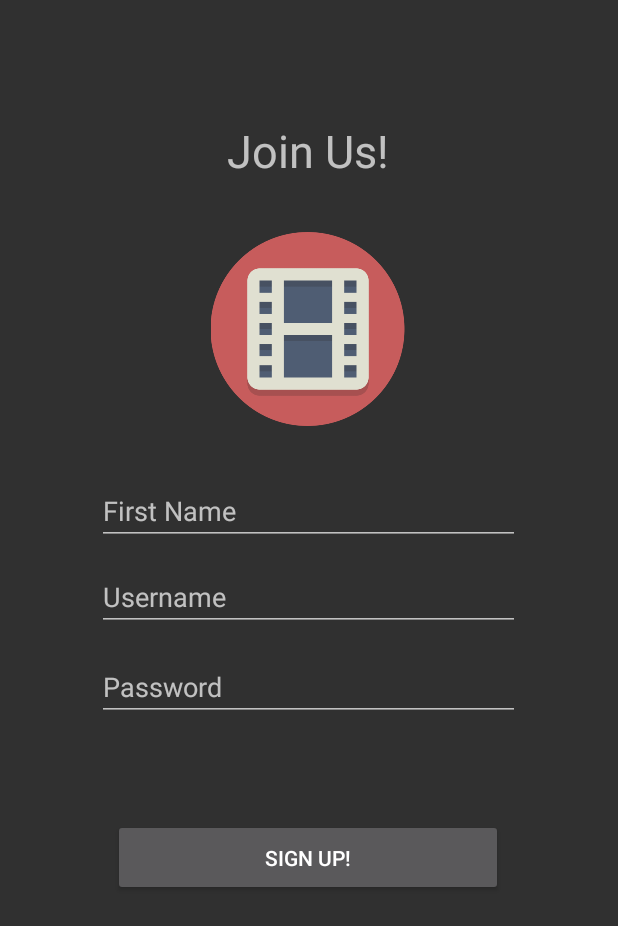
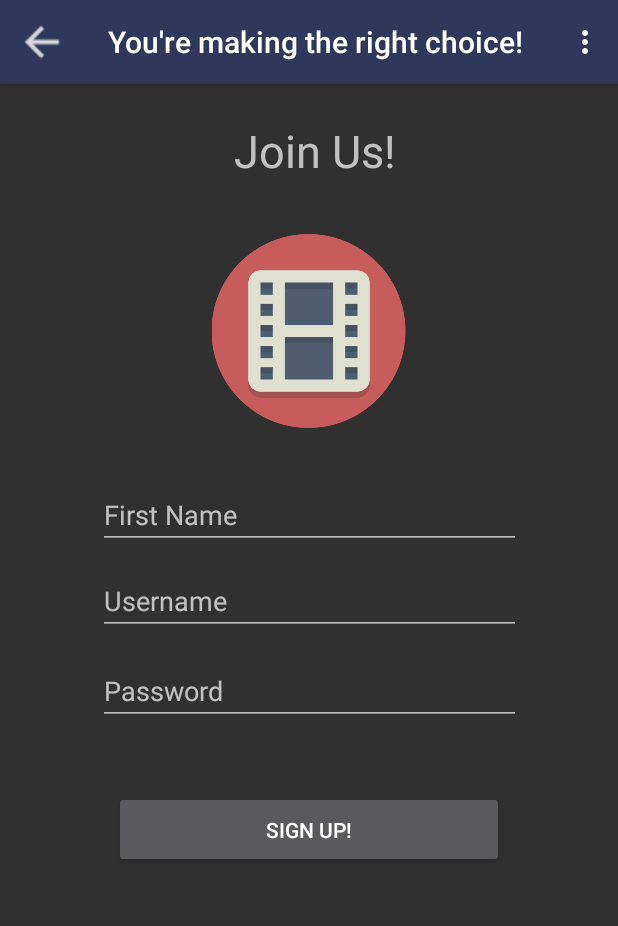
Before and after one commit to compcold/WhatMovieToday, an Android app: the MainActivity screen opened directly, with no data from a screen before it, after a tap on "Create an Account", on a phone screen of 412 x 824 dp. Shown: the top 926 px of the screen. Run offline under Robolectric (Android 15) with nearby library versions, the phone set to English and light mode, and no system bars; our stand-ins replace Room's generated code.

Commit message:
fuck this shit

```diff
--- a/app/src/main/java/com/example/whatmovietoday/Favorite.java
+++ b/app/src/main/java/com/example/whatmovietoday/Favorite.java
@@ -41,6 +41,7 @@ public class Favorite extends AppCompatActivity {
         toolbar = findViewById(R.id.toolbar);
         toolbar.setNavigationIcon(R.drawable.ic_action_back);
         setSupportActionBar(toolbar);
+        getSupportActionBar().setTitle("Favorites");
         if (getSupportActionBar() != null){
             getSupportActionBar().setDisplayHomeAsUpEnabled(true);
             getSupportActionBar().setDisplayShowHomeEnabled(true);
--- a/app/src/main/java/com/example/whatmovietoday/MainActivity.java
+++ b/app/src/main/java/com/example/whatmovietoday/MainActivity.java
@@ -30,7 +30,6 @@ import java.util.List;
  * This MainActivity houses the main menu and login/signup
  * functionality. It also holds all the setting button
  * properties.
- *
  */
 public class MainActivity extends AppCompatActivity {
 
@@ -163,6 +162,11 @@ public class MainActivity extends AppCompatActivity {
         txtPasswordSign = findViewById(R.id.txtPassword);
         txtSignup = findViewById(R.id.txtSignup);
 
+        toolbar = findViewById(R.id.toolbar);
+        setSupportActionBar(toolbar);
+        setSupportActionBar(toolbar);
+        getSupportActionBar().setTitle("Welcome!");
+
         btnLogin.setOnClickListener(new View.OnClickListener() {
             @Override
             public void onClick(View v) {
@@ -205,6 +209,16 @@ public class MainActivity extends AppCompatActivity {
         txtNick = findViewById(R.id.txtNick);
         txtUsernameSign = findViewById(R.id.txtUsername);
         txtPasswordSign = findViewById(R.id.txtPassword);
+
+        toolbar = findViewById(R.id.toolbar);
+        toolbar.setNavigationIcon(R.drawable.ic_action_back);
+
+        setSupportActionBar(toolbar);
+        getSupportActionBar().setTitle("You're making the right choice!");
+        if (getSupportActionBar() != null){
+            getSupportActionBar().setDisplayHomeAsUpEnabled(true);
+            getSupportActionBar().setDisplayShowHomeEnabled(true);
+        }
 
         btnSignUp.setOnClickListener(new View.OnClickListener() {
             public void onClick(View v) {
@@ -282,7 +296,6 @@ public class MainActivity extends AppCompatActivity {
 
     @Override
     public boolean onCreateOptionsMenu(Menu menu) {
-        // Inflate the menu; this adds items to the action bar if it is present.
         getMenuInflater().inflate(R.menu.menu_main, menu);
         return true;
     }
@@ -293,6 +306,7 @@ public class MainActivity extends AppCompatActivity {
         int id = item.getItemId();
 
         if (id == R.id.action_logout) {
+            if(activeUser != null ) {
                 //Set last login to 0
                 uDao.removeLogin(activeUser.username);
                 activeUser = null;
@@ -300,6 +314,23 @@ public class MainActivity extends AppCompatActivity {
                 setContentView(R.layout.activity_login);
                 setupLogin();
             }
+            else {
+                finish();
+                System.exit(0);
+            }
+        }
         return super.onOptionsItemSelected(item);
     }
+
+    @Override
+    public void onBackPressed(){
+        String s = this.findViewById(android.R.id.content).toString();
+        System.out.println(s);
+        if (s.equals("activity_signup")){
+            setContentView(R.layout.activity_login);
         }
+        else {
+            super.onBackPressed();
+        }
+    }
+}
--- a/app/src/main/res/layout/activity_signup.xml
+++ b/app/src/main/res/layout/activity_signup.xml
@@ -1,37 +1,75 @@
 <?xml version="1.0" encoding="utf-8"?>
-<androidx.constraintlayout.widget.ConstraintLayout xmlns:android="http://schemas.android.com/apk/res/android"
+<androidx.coordinatorlayout.widget.CoordinatorLayout xmlns:android="http://schemas.android.com/apk/res/android"
     xmlns:app="http://schemas.android.com/apk/res-auto"
     xmlns:tools="http://schemas.android.com/tools"
     android:id="@+id/linearLayout"
     android:layout_width="match_parent"
     android:layout_height="match_parent"
-    android:orientation="vertical" >
+    android:orientation="vertical">
+
+    <com.google.android.material.appbar.AppBarLayout
+        android:layout_width="match_parent"
+        android:layout_height="wrap_content"
+        android:theme="@style/AppTheme.AppBarOverlay">
+
+        <androidx.appcompat.widget.Toolbar
+            android:id="@+id/toolbar"
+            android:layout_width="match_parent"
+            android:layout_height="?attr/actionBarSize"
+            app:popupTheme="@style/AppTheme.PopupOverlay" />
+
+    </com.google.android.material.appbar.AppBarLayout>
+
+    <androidx.constraintlayout.widget.ConstraintLayout
+        android:layout_width="match_parent"
+        android:layout_height="match_parent">
+
+        <Button
+            android:id="@+id/btnSignUp"
+            android:layout_width="260dp"
+            android:layout_height="51dp"
+            android:layout_marginTop="44dp"
+            android:text="@string/sign_up"
+            app:layout_constraintEnd_toEndOf="parent"
+            app:layout_constraintStart_toStartOf="parent"
+            app:layout_constraintTop_toBottomOf="@+id/txtPassword" />
+
+        <EditText
+            android:id="@+id/txtNick"
+            android:layout_width="282dp"
+            android:layout_height="43dp"
+            android:layout_marginTop="37dp"
+            android:ems="10"
+            android:hint="First Name"
+            android:inputType="textPersonName"
+            app:layout_constraintEnd_toEndOf="parent"
+            app:layout_constraintStart_toStartOf="parent"
+            app:layout_constraintTop_toBottomOf="@+id/imageView2" />
 
         <TextView
             android:id="@+id/textView6"
             android:layout_width="wrap_content"
             android:layout_height="wrap_content"
+            android:layout_marginStart="8dp"
             android:layout_marginTop="80dp"
-        android:layout_marginBottom="34dp"
             android:text="Join Us!"
             android:textSize="30sp"
-        app:layout_constraintBottom_toTopOf="@+id/imageView2"
             app:layout_constraintEnd_toEndOf="parent"
-        app:layout_constraintHorizontal_bias="0.498"
             app:layout_constraintStart_toStartOf="parent"
             app:layout_constraintTop_toTopOf="parent" />
 
-    <Button
-        android:id="@+id/btnSignUp"
-        android:layout_width="260dp"
-        android:layout_height="51dp"
-        android:text="@string/sign_up"
-        app:layout_constraintBottom_toBottomOf="parent"
+        <EditText
+            android:id="@+id/txtUsername"
+            android:layout_width="282dp"
+            android:layout_height="44dp"
+            android:layout_marginTop="13dp"
+            android:autofillHints=""
+            android:ems="10"
+            android:hint="@string/username"
+            android:inputType="textPersonName"
             app:layout_constraintEnd_toEndOf="parent"
-        app:layout_constraintHorizontal_bias="0.496"
             app:layout_constraintStart_toStartOf="parent"
-        app:layout_constraintTop_toBottomOf="@+id/txtPassword"
-        app:layout_constraintVertical_bias="0.224" />
+            app:layout_constraintTop_toBottomOf="@+id/txtNick" />
 
         <EditText
             android:id="@+id/txtPassword"
@@ -42,50 +80,18 @@
             android:hint="Password"
             android:inputType="textPassword"
             app:layout_constraintEnd_toEndOf="parent"
-        app:layout_constraintHorizontal_bias="0.496"
             app:layout_constraintStart_toStartOf="parent"
             app:layout_constraintTop_toBottomOf="@+id/txtUsername" />
-
-    <EditText
-        android:id="@+id/txtUsername"
-        android:layout_width="282dp"
-        android:layout_height="44dp"
-        android:layout_marginTop="256dp"
-        android:autofillHints=""
-        android:ems="10"
-        android:hint="@string/username"
-        android:inputType="textPersonName"
-        app:layout_constraintEnd_toEndOf="parent"
-        app:layout_constraintHorizontal_bias="0.496"
-        app:layout_constraintStart_toStartOf="parent"
-        app:layout_constraintTop_toBottomOf="@+id/textView6" />
-
-    <EditText
-        android:id="@+id/txtNick"
-        android:layout_width="282dp"
-        android:layout_height="43dp"
-        android:layout_marginTop="96dp"
-        android:layout_marginBottom="13dp"
-        android:ems="10"
-        android:hint="First Name"
-        android:inputType="textPersonName"
-        app:layout_constraintBottom_toTopOf="@+id/txtUsername"
-        app:layout_constraintEnd_toEndOf="parent"
-        app:layout_constraintHorizontal_bias="0.496"
-        app:layout_constraintStart_toStartOf="parent"
-        app:layout_constraintTop_toBottomOf="@+id/textView6"
-        app:layout_constraintVertical_bias="1.0" />
 
         <ImageView
             android:id="@+id/imageView2"
             android:layout_width="160dp"
             android:layout_height="129dp"
-        android:layout_marginBottom="36dp"
+            android:layout_marginTop="35dp"
             android:src="@drawable/film_icon"
-        app:layout_constraintBottom_toTopOf="@+id/txtNick"
             app:layout_constraintEnd_toEndOf="parent"
-        app:layout_constraintHorizontal_bias="0.498"
             app:layout_constraintStart_toStartOf="parent"
             app:layout_constraintTop_toBottomOf="@+id/textView6" />
+    </androidx.constraintlayout.widget.ConstraintLayout>
 
-</androidx.constraintlayout.widget.ConstraintLayout>
+</androidx.coordinatorlayout.widget.CoordinatorLayout>
--- a/app/src/main/res/menu/menu_main.xml
+++ b/app/src/main/res/menu/menu_main.xml
@@ -5,6 +5,6 @@
     <item
         android:id="@+id/action_logout"
         android:orderInCategory="100"
-        android:title="@string/log_out"
+        android:title="@string/exit"
         app:showAsAction="never" />
 </menu>
--- a/app/src/main/res/values/strings.xml
+++ b/app/src/main/res/values/strings.xml
@@ -7,4 +7,5 @@
     <string name="log_in">Log In!</string>
     <string name="create_an_account"><u>Create an Account</u></string>
     <string name="log_out">Log Out</string>
+    <string name="exit">Exit</string>
 </resources>
```
Also changed, not shown: app/src/main/java/com/example/whatmovietoday/Explore.java (+21 -2 lines), app/src/main/java/com/example/whatmovietoday/Search.java (+15 -2 lines), app/src/main/res/layout/activity_explore.xml (+30 -7 lines), app/src/main/res/layout/activity_login.xml (+49 -42 lines). Lines whose indentation alone changed are shown as unchanged.
